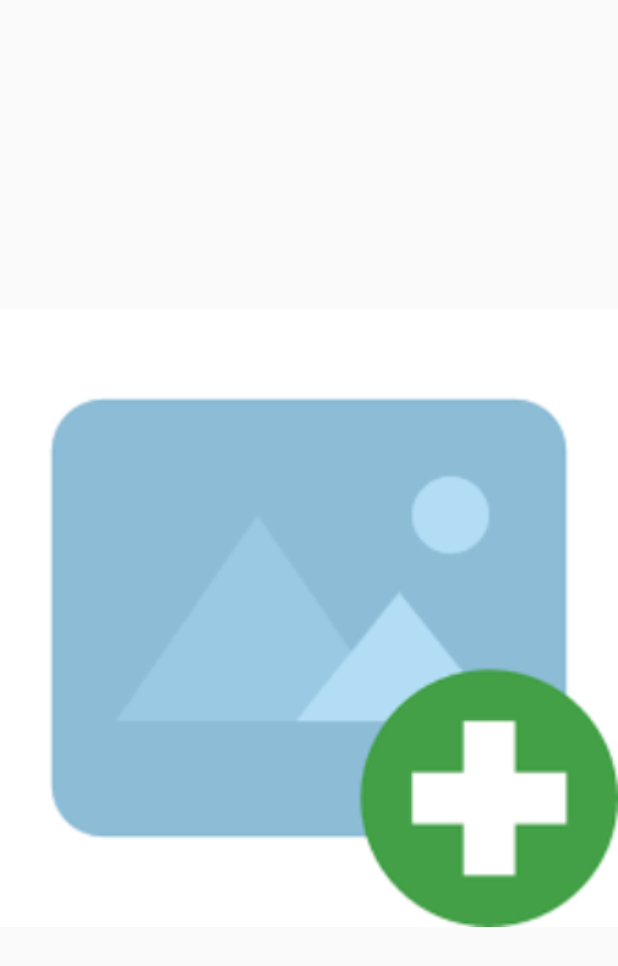
After one commit to AilingITS/Biblioloft, an Android app: the fragment ViewBookFragment shown on its own in the app's theme, on a phone screen of 412 x 824 dp. The commit adds this screen. Shown: the top 966 px of the screen. Run offline under Robolectric (Android 15) with nearby library versions, the phone set to English and light mode, and no system bars; our stand-ins replace Firebase (no records; nobody signed in at launch, a user with empty details on screens opened directly), Picasso.

Commit message:
Update: ViewBookFragment

```diff
--- /dev/null
+++ b/app/src/main/java/com/example/biblioloft/fragmentsUser/view_book/ViewBookFragment.java
@@ -0,0 +1,100 @@
+package com.example.biblioloft.fragmentsUser.view_book;
+
+import android.net.Uri;
+import android.os.Bundle;
+
+import androidx.annotation.NonNull;
+import androidx.fragment.app.Fragment;
+
+import android.view.LayoutInflater;
+import android.view.View;
+import android.view.ViewGroup;
+import android.widget.ImageView;
+
+import com.example.biblioloft.R;
+import com.google.firebase.database.DataSnapshot;
+import com.google.firebase.database.DatabaseError;
+import com.google.firebase.database.DatabaseReference;
+import com.google.firebase.database.FirebaseDatabase;
+import com.google.firebase.database.ValueEventListener;
+import com.google.firebase.storage.FirebaseStorage;
+import com.google.firebase.storage.StorageReference;
+import com.squareup.picasso.Picasso;
+
+import org.jetbrains.annotations.NotNull;
+
+public class ViewBookFragment extends Fragment {
+
+    private static final String ARG_PARAM1 = "param1";
+    private static final String ARG_PARAM2 = "param2";
+    private String mParam1;
+    private String mParam2;
+
+    private View view;
+    private String bookID;
+    private ImageView img_book_info;
+    private static final int GalleryPick = 1;
+    private static final int RESULT_OK = -1;
+    private Uri ImageUri;
+    private String downloadImageUrl;
+
+    private DatabaseReference dbRef;
+    private StorageReference ImagesRef;
+
+    public ViewBookFragment(String bookID) {
+        this.bookID = bookID;
+    }
+
+    public ViewBookFragment() {
+        // Required empty public constructor
+    }
+
+    public static ViewBookFragment newInstance(String param1, String param2) {
+        ViewBookFragment fragment = new ViewBookFragment();
+        Bundle args = new Bundle();
+        args.putString(ARG_PARAM1, param1);
+        args.putString(ARG_PARAM2, param2);
+        fragment.setArguments(args);
+        return fragment;
+    }
+
+    @Override
+    public void onCreate(Bundle savedInstanceState) {
+        super.onCreate(savedInstanceState);
+        if (getArguments() != null) {
+            mParam1 = getArguments().getString(ARG_PARAM1);
+            mParam2 = getArguments().getString(ARG_PARAM2);
+        }
+    }
+
+    @Override
+    public View onCreateView(LayoutInflater inflater, ViewGroup container,
+                             Bundle savedInstanceState) {
+        view = inflater.inflate(R.layout.fragment_view_book, container, false);
+
+        dbRef = FirebaseDatabase.getInstance().getReference("books").child("cientifico").child(bookID);
+        ImagesRef = FirebaseStorage.getInstance().getReference().child("cientifico");
+
+        img_book_info = view.findViewById(R.id.img_book_info);
+
+        dbRef.addValueEventListener(new ValueEventListener() {
+            @Override
+            public void onDataChange(@NonNull @NotNull DataSnapshot snapshot) {
+                if (snapshot.exists()) {
+
+                    if (snapshot.child("f_image").exists()) {
+                        String image = snapshot.child("imageLibro").getValue().toString();
+                        Picasso.get().load(image).into(img_book_info);
+                    }
+
+                }
+            }
+
+            @Override
+            public void onCancelled(@NonNull @NotNull DatabaseError error) {
+            }
+        });
+
+        return view;
+    }
+}
--- /dev/null
+++ b/app/src/main/res/layout/fragment_view_book.xml
@@ -0,0 +1,20 @@
+<?xml version="1.0" encoding="utf-8"?>
+<androidx.constraintlayout.widget.ConstraintLayout xmlns:android="http://schemas.android.com/apk/res/android"
+    xmlns:tools="http://schemas.android.com/tools"
+    android:layout_width="match_parent"
+    android:layout_height="match_parent"
+    tools:context=".fragmentsUser.view_book.ViewBookFragment"
+    xmlns:app="http://schemas.android.com/apk/res-auto">
+
+    <androidx.appcompat.widget.AppCompatImageView
+        android:id="@+id/img_book_info"
+        android:layout_width="match_parent"
+        android:layout_height="match_parent"
+        android:layout_gravity="center"
+        android:src="@drawable/img_agregar"
+        app:layout_constraintEnd_toEndOf="parent"
+        app:layout_constraintStart_toStartOf="parent"
+        app:layout_constraintTop_toTopOf="parent"
+        tools:ignore="MissingConstraints" />
+
+</androidx.constraintlayout.widget.ConstraintLayout>
```
Also changed, not shown: app/src/main/java/com/example/biblioloft/firebase/user_home_books/user_cientificoAdapter.java (+7 -0 lines).
